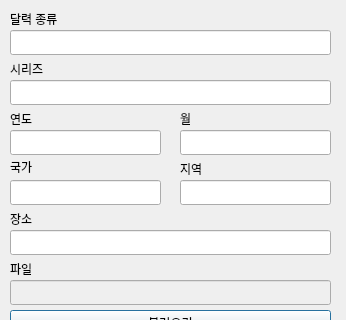
Qt form modify.ui (wereno4/churchalbum) before a commit; both pictures show x 0 to 346 and y 0 to 320 of the 346 by 518 pixel window.
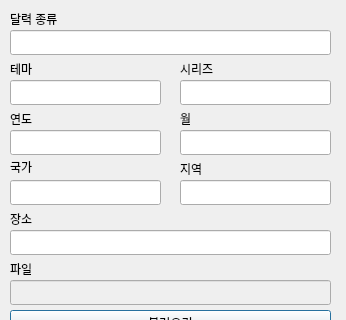
The same form after that commit.

Commit message: seperate theme and series

```diff
--- a/modify.ui
+++ b/modify.ui
@@ -49,7 +49,7 @@
     <string>월</string>
    </property>
   </widget>
-  <widget class="QLabel" name="serieslabel">
+  <widget class="QLabel" name="themelabel">
    <property name="geometry">
     <rect>
      <x>10</x>
@@ -59,7 +59,7 @@
     </rect>
    </property>
    <property name="text">
-    <string>시리즈</string>
+    <string>테마</string>
    </property>
   </widget>
   <widget class="QLabel" name="regionlabel">
@@ -193,12 +193,12 @@
     <string>국가</string>
    </property>
   </widget>
-  <widget class="QLineEdit" name="series">
+  <widget class="QLineEdit" name="theme">
    <property name="geometry">
     <rect>
      <x>10</x>
      <y>80</y>
-     <width>321</width>
+     <width>151</width>
      <height>25</height>
     </rect>
    </property>
@@ -275,6 +275,29 @@
     <string>취소</string>
    </property>
   </widget>
+  <widget class="QLabel" name="serieslabel">
+   <property name="geometry">
+    <rect>
+     <x>180</x>
+     <y>60</y>
+     <width>67</width>
+     <height>17</height>
+    </rect>
+   </property>
+   <property name="text">
+    <string>시리즈</string>
+   </property>
+  </widget>
+  <widget class="QLineEdit" name="series">
+   <property name="geometry">
+    <rect>
+     <x>180</x>
+     <y>80</y>
+     <width>151</width>
+     <height>25</height>
+    </rect>
+   </property>
+  </widget>
  </widget>
  <resources/>
  <connections/>
```
The commit also changes 8 other files.
